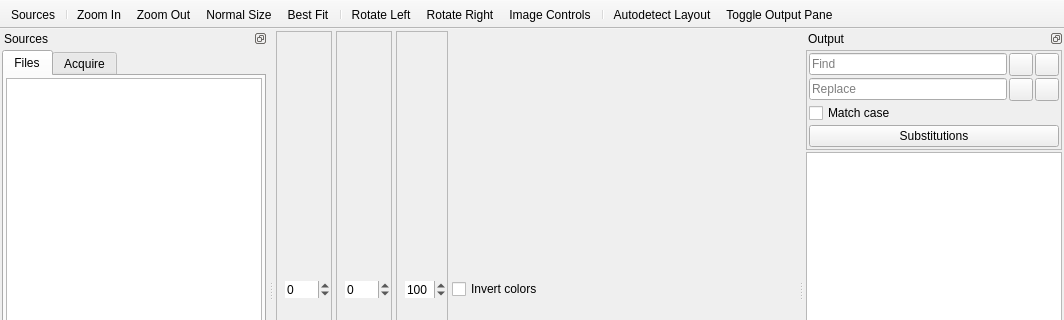
Qt form qt/data/MainWindow.ui (manisandro/gImageReader) before a commit; both pictures show x 0 to 1064 and y 0 to 320 of the 1064 by 572 pixel window.
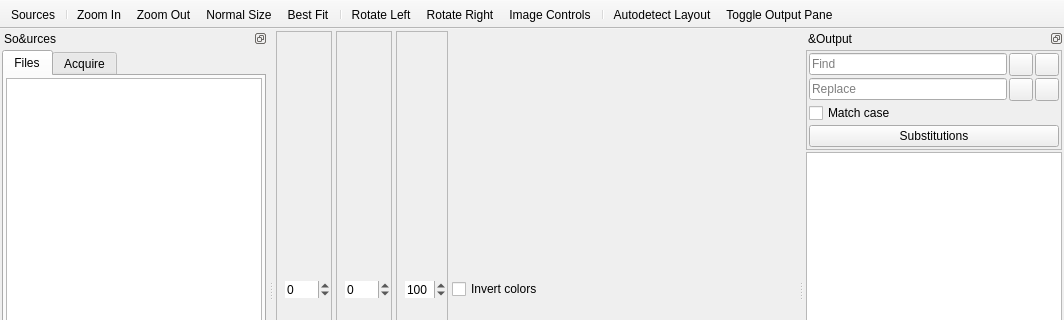
The same form after that commit. Icons and pictures are not drawn. Custom widgets are drawn as their Qt base class.

Commit message: Allow selecting and recognizing multiple sources at once (#35)

The edit to the form file:
```diff
--- a/qt/data/MainWindow.ui
+++ b/qt/data/MainWindow.ui
@@ -278,7 +278,7 @@
     <set>QDockWidget::DockWidgetFloatable|QDockWidget::DockWidgetMovable</set>
    </property>
    <property name="windowTitle">
-    <string>Sources</string>
+    <string>So&amp;urces</string>
    </property>
    <attribute name="dockWidgetArea">
     <number>1</number>
@@ -547,7 +547,7 @@
     <set>QDockWidget::DockWidgetFloatable|QDockWidget::DockWidgetMovable</set>
    </property>
    <property name="windowTitle">
-    <string>Output</string>
+    <string>&amp;Output</string>
    </property>
    <attribute name="dockWidgetArea">
     <number>2</number>
```
Left out of the diff: 15 changed lines with no effect on the pictures. The commit also changes 15 other files.
